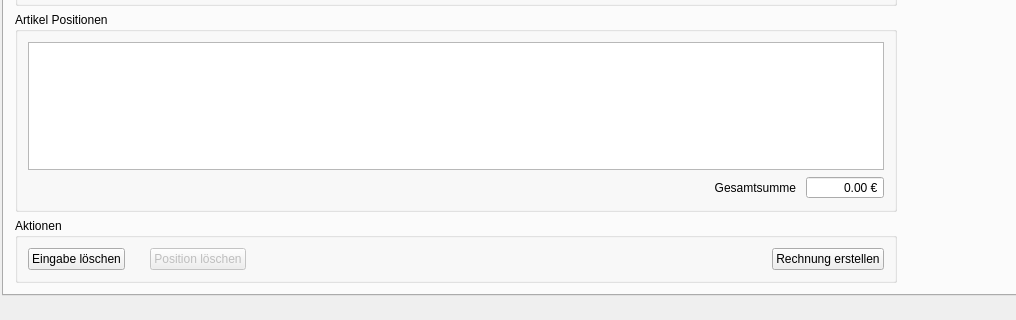
Old version of the form mainwindow.ui in the repository MarcelGep/RechnungsApp; both pictures show x 0 to 1016 and y 496 to 816 of the 1362 by 816 pixel window.
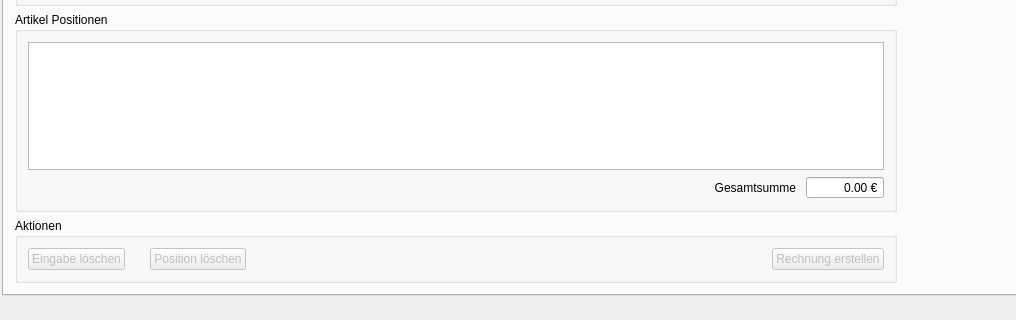
New version of the form.

Diff of the .ui file:
```diff
--- a/mainwindow.ui
+++ b/mainwindow.ui
@@ -1747,6 +1747,9 @@
            </property>
            <item>
             <widget class="QPushButton" name="btnRgDeteleAllArticle">
+             <property name="enabled">
+              <bool>false</bool>
+             </property>
              <property name="text">
               <string>Eingabe löschen</string>
              </property>
@@ -1777,6 +1780,9 @@
            </item>
            <item>
             <widget class="QPushButton" name="btnRgCreate">
+             <property name="enabled">
+              <bool>false</bool>
+             </property>
              <property name="text">
               <string>Rechnung erstellen</string>
              </property>
```
Left out of the diff: 628 changed lines with no effect on the pictures.
